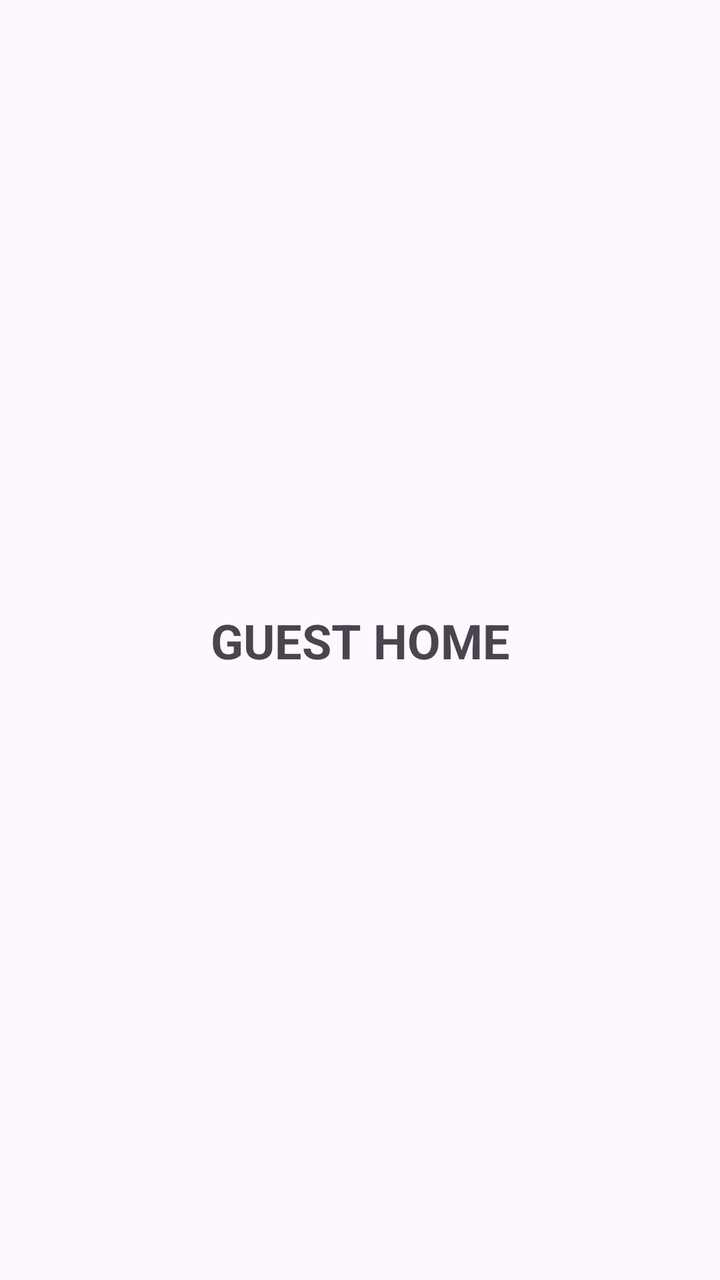
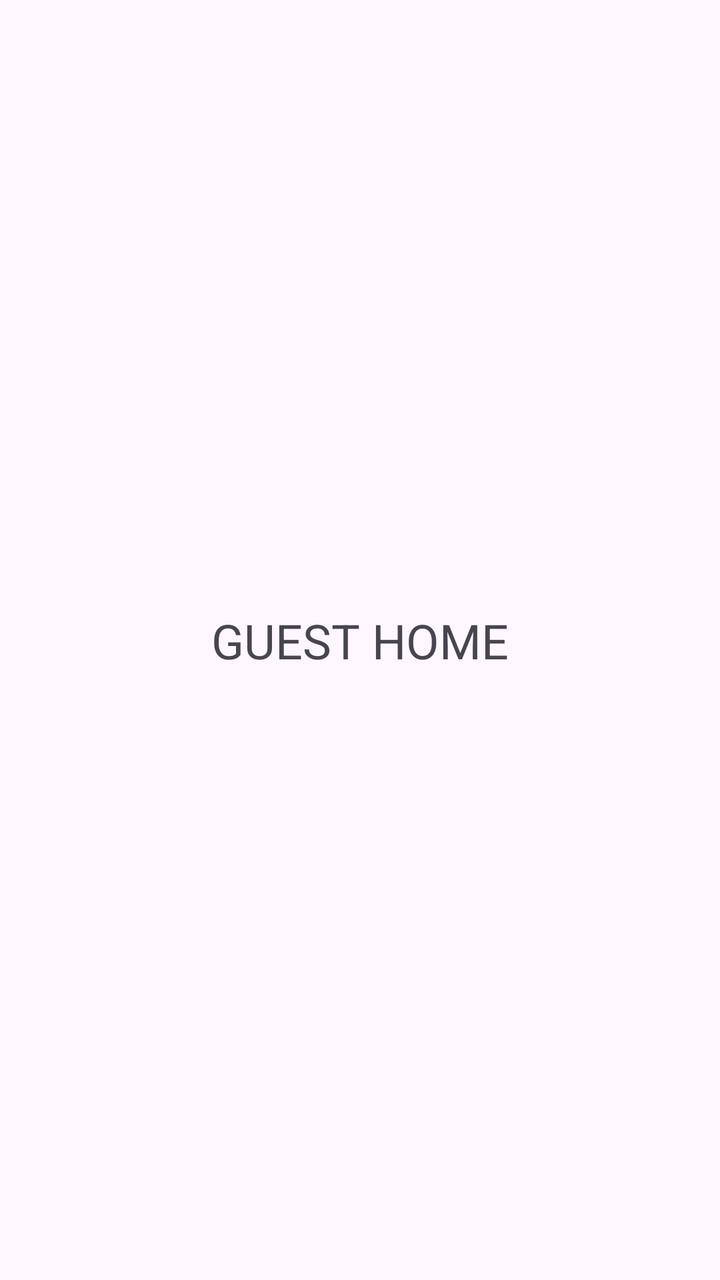

An Android layout rendered at two revisions. The XML below is the earlier revision; the diff shows what the commit changed to produce the second picture.
<!-- AndroidManifest.xml: application theme Theme.COMP2000RestaurantApp -->
<!-- res/layout/activity_guest_home.xml -->
<?xml version="1.0" encoding="utf-8"?>
<androidx.constraintlayout.widget.ConstraintLayout
    xmlns:android="http://schemas.android.com/apk/res/android"
    xmlns:app="http://schemas.android.com/apk/res-auto"
    android:layout_width="match_parent"
    android:layout_height="match_parent">

    <TextView
        android:id="@+id/guestHomeText"
        android:layout_width="wrap_content"
        android:layout_height="wrap_content"
        android:text="GUEST HOME"
        android:textSize="24sp"
        android:textStyle="bold"
        app:layout_constraintTop_toTopOf="parent"
        app:layout_constraintBottom_toBottomOf="parent"
        app:layout_constraintStart_toStartOf="parent"
        app:layout_constraintEnd_toEndOf="parent"/>
</androidx.constraintlayout.widget.ConstraintLayout>
<!-- resources referenced by this layout -->
<resources>
  <style name="Theme.COMP2000RestaurantApp" parent="Base.Theme.COMP2000RestaurantApp" />
  <style name="Base.Theme.COMP2000RestaurantApp" parent="Theme.Material3.DayNight.NoActionBar">
          
          
      </style>
</resources>

<!-- the commit's change to res/layout/activity_guest_home.xml (unified diff, before → after) -->
@@ -6,14 +6,13 @@
     android:layout_height="match_parent">
 
     <TextView
-        android:id="@+id/guestHomeText"
         android:layout_width="wrap_content"
         android:layout_height="wrap_content"
         android:text="GUEST HOME"
         android:textSize="24sp"
-        android:textStyle="bold"
         app:layout_constraintTop_toTopOf="parent"
         app:layout_constraintBottom_toBottomOf="parent"
         app:layout_constraintStart_toStartOf="parent"
         app:layout_constraintEnd_toEndOf="parent"/>
+
 </androidx.constraintlayout.widget.ConstraintLayout>
